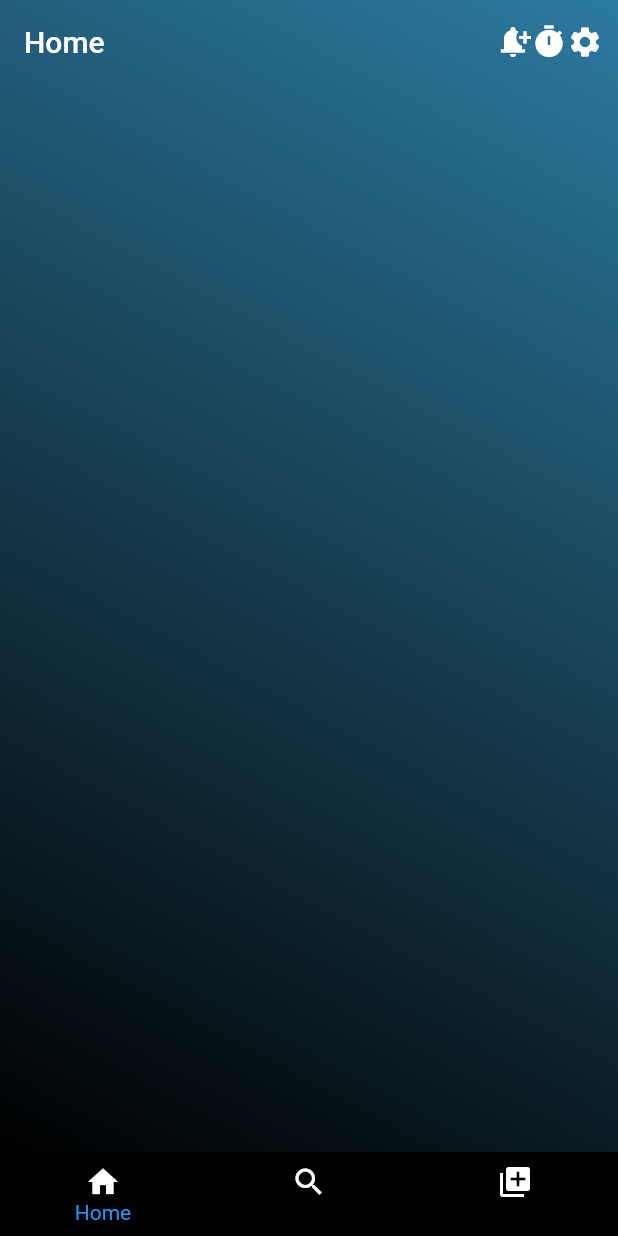
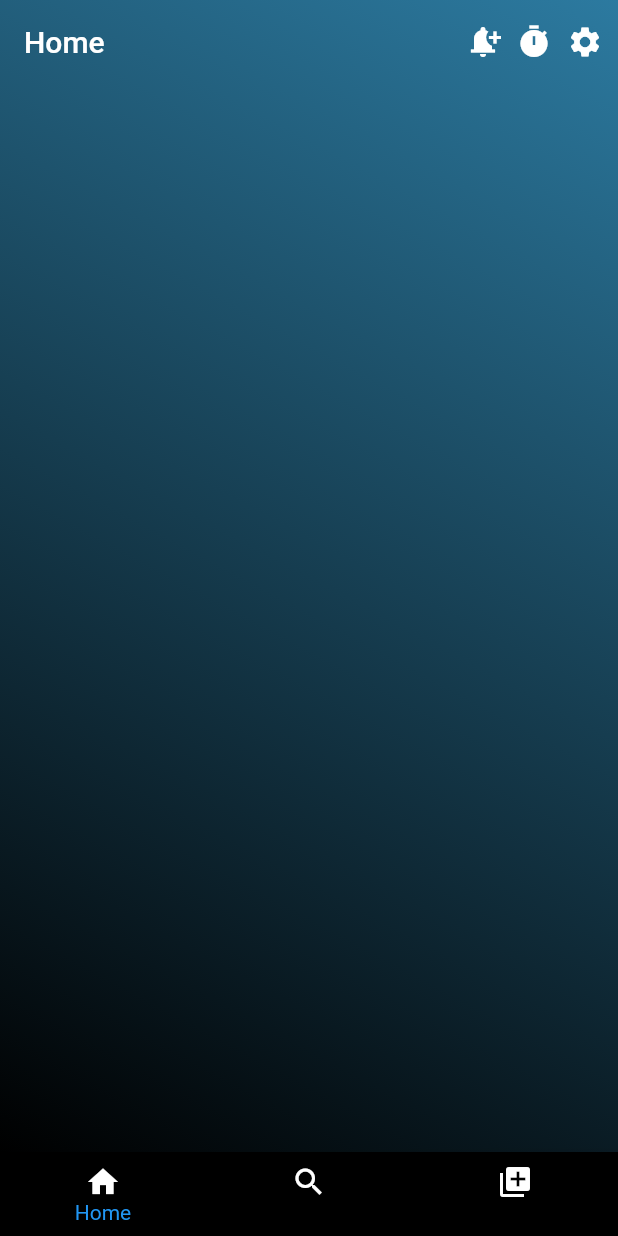
Before and after one commit to rrv2004/spoticlone, a Flutter app: the screen it shows after launch, on a phone screen of 412 x 824 dp. Run offline on Flutter 3.47's test engine with Material 2 defaults, Android fonts, the phone set to English and light mode, and no system bars.

Commit message:
Added padding to icons in the homepage

```diff
--- a/lib/homepage.dart
+++ b/lib/homepage.dart
@@ -5,7 +5,7 @@ class Home extends StatelessWidget {
     return AppBar(
       backgroundColor: Colors.transparent,
       elevation:0.0,
-      title: Text(message),actions:  [Icon(Icons.notification_add,),Icon(Icons.timer),Padding(padding:EdgeInsets.only(right: 10), child:Icon(Icons.settings))],
+      title: Text(message),actions:  [Padding(padding:EdgeInsets.only(right: 10),child:Icon(Icons.notification_add,)),Padding(padding:EdgeInsets.only(right: 10),child:Icon(Icons.timer)),Padding(padding:EdgeInsets.only(right: 10), child:Icon(Icons.settings))],
     );
   }
 
```
